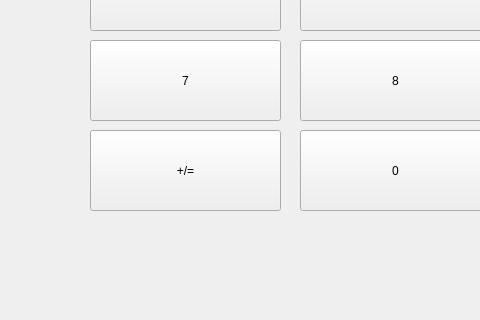
First picture: the form in tslimSim/mainwindow.ui, repository Chenguku/t-slim-Insulin-Pump, before the edit; both pictures show x 0 to 480 and y 280 to 600 of the 800 by 600 pixel window.
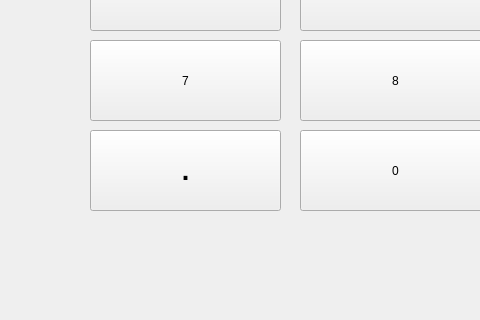
Second picture: the form after the edit. The open tabs and pages were chosen to show the change.

```diff
--- a/tslimSim/mainwindow.ui
+++ b/tslimSim/mainwindow.ui
@@ -1064,8 +1064,15 @@
         <height>81</height>
        </rect>
       </property>
+      <property name="font">
+       <font>
+        <pointsize>20</pointsize>
+        <weight>75</weight>
+        <bold>true</bold>
+       </font>
+      </property>
       <property name="text">
-       <string>+/=</string>
+       <string>.</string>
       </property>
      </widget>
      <widget class="QPushButton" name="numberButton_10">
```
Left out of the diff: 4 changed lines with no effect on the pictures.
